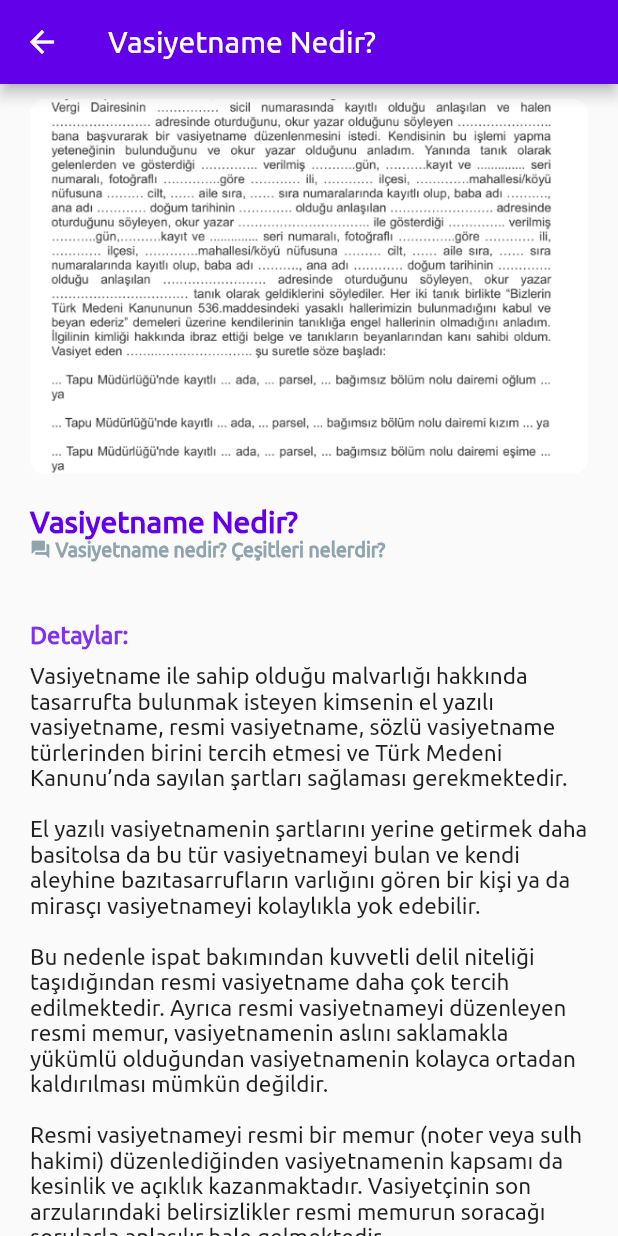
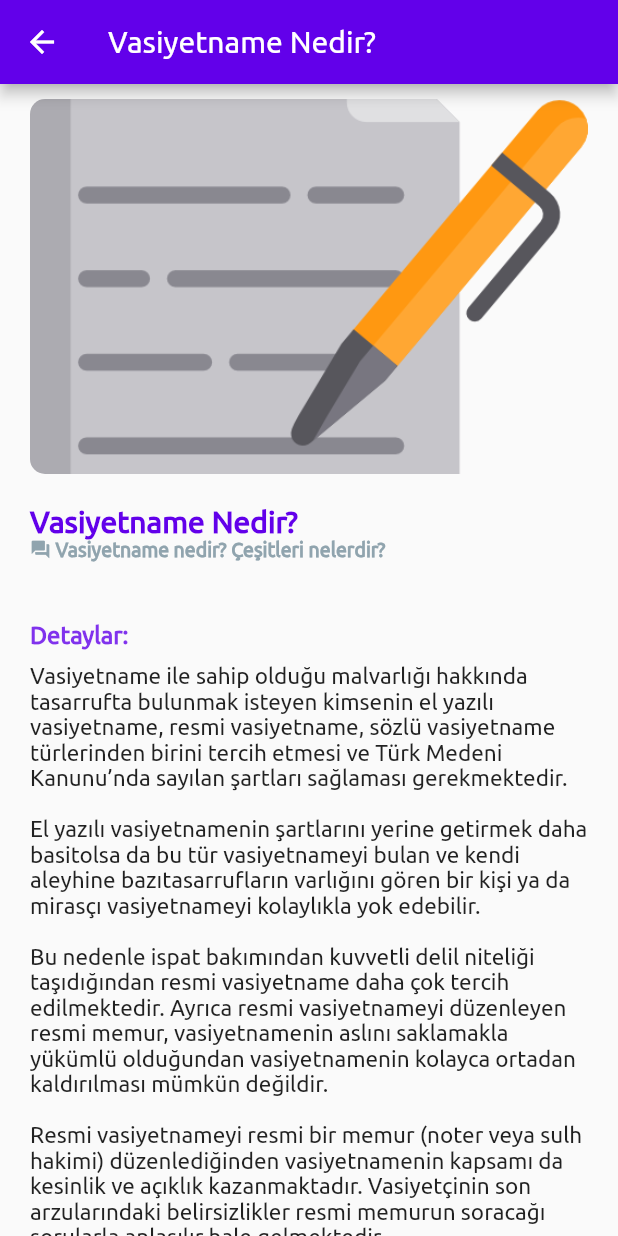
Before and after one commit to EsraKantarci/mirasapp, a Flutter app: the Details screen opened directly, on a phone screen of 412 x 824 dp. Run offline on Flutter 3.47's test engine with Material 2 defaults, Android fonts, the phone set to English and light mode, and no system bars; our stand-ins replace flutter_spinbox, grouped_list, image_picker, typicons_flutter.

```diff
--- a/lib/model/constants/blog_texts.dart
+++ b/lib/model/constants/blog_texts.dart
@@ -2,7 +2,7 @@ List blogTexts = [
   {
     "name": "Vasiyetname Nedir?",
     "trailing": "Vasiyetname nedir? Çeşitleri nelerdir?",
-    "img": "assets/images/vasiyet.png",
+    "img": "assets/images/vasiyet_icon.png",
     "id": 1,
     "details": "Vasiyetname ile sahip olduğu malvarlığı hakkında tasarrufta "
         "bulunmak isteyen kimsenin el yazılı vasiyetname, resmi vasiyetname, "
--- a/lib/view/widgets/contact_us.dart
+++ b/lib/view/widgets/contact_us.dart
@@ -156,7 +156,7 @@ class ContactUs extends StatelessWidget {
                   child: Container(
                     alignment: Alignment.center,
                     height: 50.0,
-                    child: Text('WhatsApp'),
+                    child: Text('WhatsApp\'tan ulaşın'),
                   ),
                 ),
               ],
```
